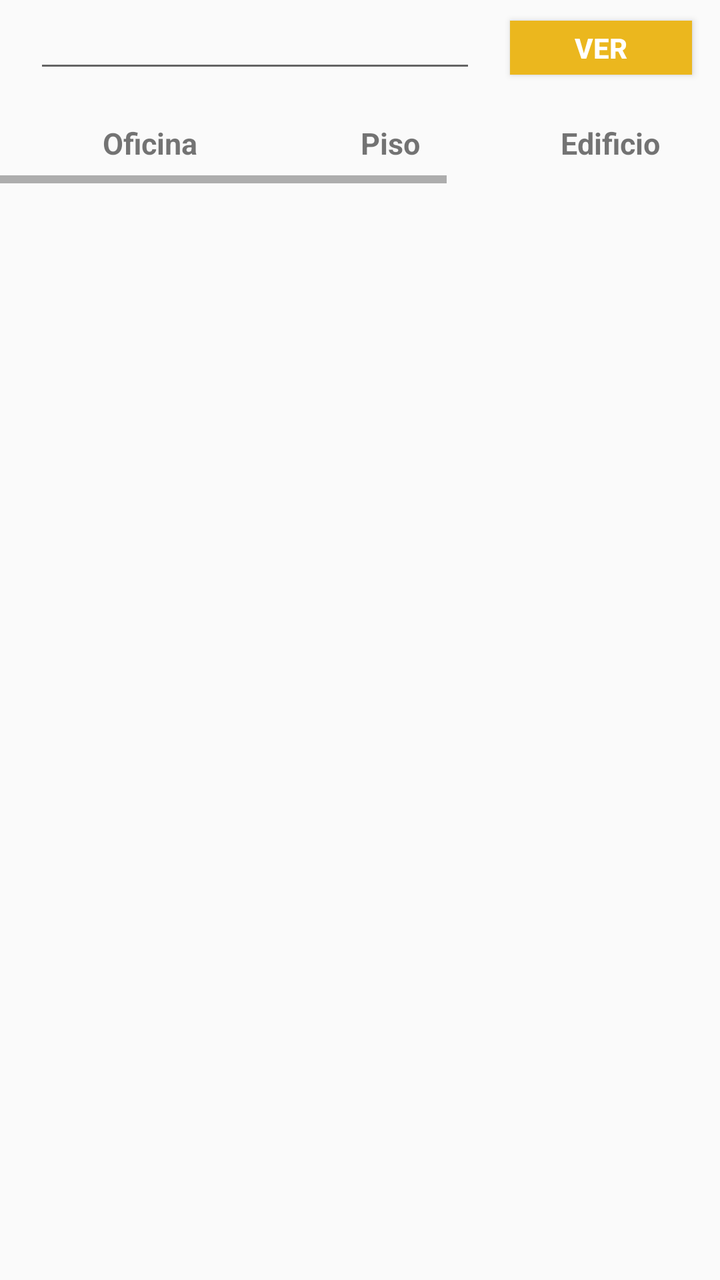
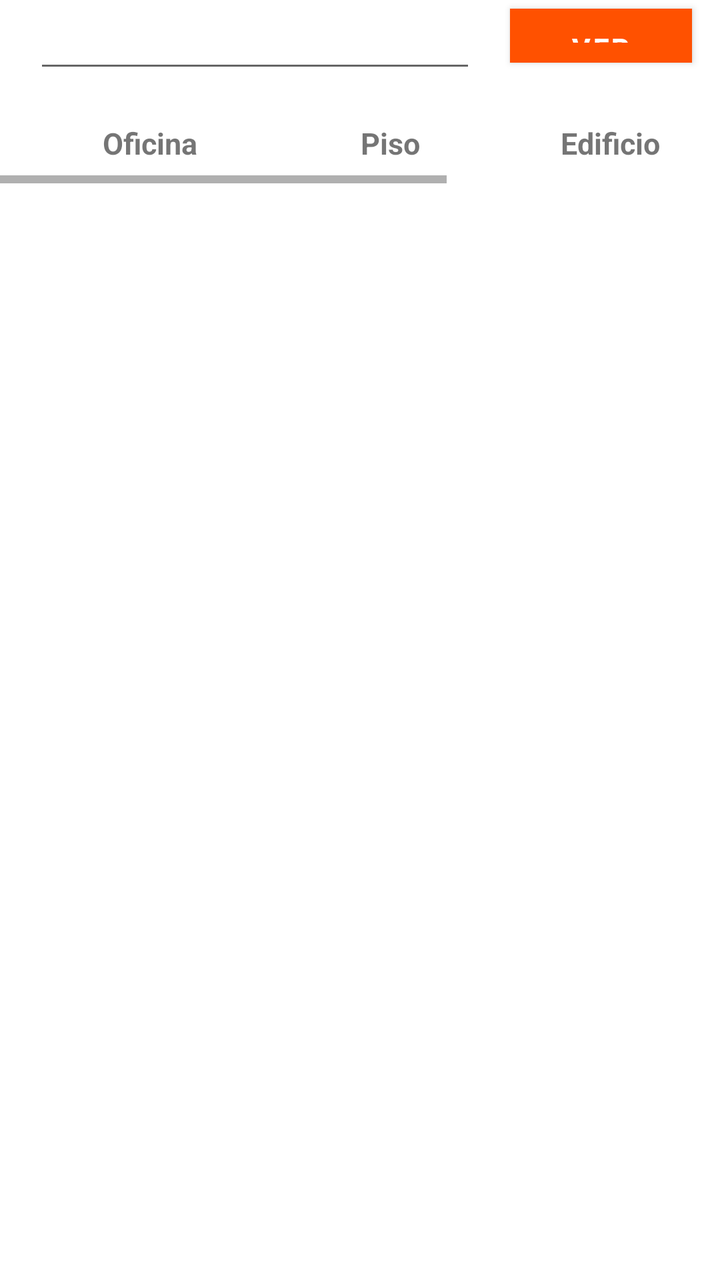

Compare the two renders of this Android layout. The source of the first and the diff that turns it into the second are given below.
<!-- AndroidManifest.xml: application theme AppTheme -->
<!-- res/layout/activity_asignar_tag_sector.xml -->
<?xml version="1.0" encoding="utf-8"?>
<android.support.constraint.ConstraintLayout xmlns:android="http://schemas.android.com/apk/res/android"
    xmlns:app="http://schemas.android.com/apk/res-auto"
    xmlns:tools="http://schemas.android.com/tools"
    android:layout_width="match_parent"
    android:layout_height="match_parent"
    tools:context=".Assign_tag_Offices.Asignar_tag_sector">

    <LinearLayout
        android:id="@+id/AsignarTagSectorForm"
        android:layout_width="match_parent"
        android:layout_height="match_parent">

        <LinearLayout
            android:layout_width="match_parent"
            android:layout_height="wrap_content"
            android:orientation="vertical">

            <LinearLayout
                android:layout_width="match_parent"
                android:layout_height="match_parent"
                android:orientation="horizontal">

                <LinearLayout
                    android:layout_width="17dp"
                    android:layout_height="match_parent"
                    android:orientation="horizontal"></LinearLayout>

                <EditText
                    android:id="@+id/txt_NombreSector"
                    android:layout_width="178dp"
                    android:layout_height="wrap_content"
                    android:layout_weight="1"
                    android:ems="10"
                    android:inputType="textPersonName"
                    android:text="" />

                <LinearLayout
                    android:layout_width="17dp"
                    android:layout_height="match_parent"
                    android:orientation="horizontal"></LinearLayout>

                <Button
                    android:id="@+id/btn_VerSector"
                    android:layout_width="48dp"
                    android:layout_height="27dp"
                    android:layout_weight="1"
                    android:background="@color/colorPrimary"
                    android:text="@string/ver"
                    android:textColor="@android:color/background_light"
                    android:textStyle="bold" />

                <LinearLayout
                    android:layout_width="14dp"
                    android:layout_height="match_parent"
                    android:orientation="horizontal"></LinearLayout>
            </LinearLayout>


            <LinearLayout
                android:layout_width="match_parent"
                android:layout_height="20dp"
                android:orientation="vertical"></LinearLayout>



    <HorizontalScrollView
        android:id="@+id/AsignarTagSecm"
        android:layout_width="match_parent"
        android:layout_height="match_parent"
        android:fillViewport="true" >

        <LinearLayout
            android:layout_width="match_parent"
            android:layout_height="wrap_content"
            android:orientation="vertical">

            <LinearLayout
                android:layout_width="match_parent"
                android:layout_height="wrap_content"
                android:layout_marginLeft="10dp"
                android:orientation="horizontal">

                <TextView
                    android:id="@+id/lbl_oficina"
                    android:layout_width="130dp"
                    android:layout_height="wrap_content"
                    android:layout_alignParentTop="true"
                    android:gravity="center"
                    android:singleLine="true"
                    android:text="@string/RowOffice"
                    android:textIsSelectable="false"
                    android:textSize="15dp"
                    android:textStyle="bold" />

                <TextView
                    android:id="@+id/lbl_piso"
                    android:layout_width="110dp"
                    android:layout_height="wrap_content"
                    android:layout_alignParentTop="true"
                    android:gravity="center"
                    android:text="@string/Rowfloor"
                    android:textAllCaps="false"
                    android:textIsSelectable="false"
                    android:textSize="15dp"
                    android:textStyle="bold" />

                <TextView
                    android:id="@+id/lbl_edificio"
                    android:layout_width="110dp"
                    android:layout_height="wrap_content"
                    android:layout_alignParentTop="true"
                    android:gravity="center"
                    android:text="@string/Rowbuild"
                    android:textIsSelectable="false"
                    android:textSize="15dp"
                    android:textStyle="bold" />

                <TextView
                    android:id="@+id/lbl_razonsocial"
                    android:layout_width="110dp"
                    android:layout_height="wrap_content"
                    android:layout_alignParentTop="true"
                    android:gravity="center"
                    android:text="@string/RowCompanie"
                    android:textIsSelectable="false"
                    android:textSize="15dp"
                    android:textStyle="bold" />

                <TextView
                    android:id="@+id/lbl_tag"
                    android:layout_width="110dp"
                    android:layout_height="wrap_content"
                    android:layout_alignParentTop="true"
                    android:gravity="center"
                    android:text="@string/RowTag"
                    android:textIsSelectable="false"
                    android:textSize="15dp"
                    android:textStyle="bold"
                    app:fontFamily="sans-serif" />
            </LinearLayout>




            <LinearLayout
                android:layout_width="match_parent"
                android:layout_height="match_parent"
                android:orientation="horizontal">


                <ListView
                    android:id="@+id/listView"
                    android:layout_width="wrap_content"
                    android:layout_height="wrap_content"
                    android:layout_marginLeft="10dp"
                    android:layout_marginBottom="10dp"
                    android:layout_weight="1"
                    android:headerDividersEnabled="false"
                    android:divider="@drawable/list_divider"
                    android:scrollbarStyle="insideOverlay"
                    android:smoothScrollbar="true"
                    android:verticalScrollbarPosition="right" />
            </LinearLayout>

        </LinearLayout>
    </HorizontalScrollView>


        </LinearLayout>
    </LinearLayout>

</android.support.constraint.ConstraintLayout>
<!-- resources referenced by this layout -->
<resources>
  <color name="colorPrimary">#EBB71E</color>
  <!-- drawable list_divider (drawable) -->
  <?xml version="1.0" encoding="utf-8"?>
  <inset xmlns:android="http://schemas.android.com/apk/res/android"
      android:insetLeft="5dp"
      android:insetRight="5dp" >
  
      <shape android:shape="line" >
  
          
          <stroke
              android:width="2dp"
              android:color="#AAAAAA" />
  
          
          <size android:height="3dp" />
      </shape>
  
  </inset>
  <string name="RowCompanie">Región</string>
  <string name="RowOffice">Oficina</string>
  <string name="RowTag">Tag</string>
  <string name="Rowbuild">Edificio</string>
  <string name="Rowfloor">Piso</string>
  <string name="ver">Ver</string>
  <style name="AppTheme" parent="Base.Theme.AppCompat.Light.DarkActionBar">
          
          <item name="colorPrimary">@color/colorPrimary</item>
          <item name="colorPrimaryDark">@color/colorPrimaryDark</item>
          <item name="colorAccent">@color/colorPrimary</item>
          <item name="android:textColorPrimary">@color/colorAccent</item>
          <item name="colorControlHighlight">@color/colorAccent</item>
      </style>
  <color name="colorPrimaryDark">#CE9D0C</color>
  <color name="colorAccent">#555555</color>
</resources>

<!-- the commit's change to res/layout/activity_asignar_tag_sector.xml (unified diff, before → after) -->
@@ -1,5 +1,5 @@
 <?xml version="1.0" encoding="utf-8"?>
-<android.support.constraint.ConstraintLayout xmlns:android="http://schemas.android.com/apk/res/android"
+<androidx.constraintlayout.widget.ConstraintLayout xmlns:android="http://schemas.android.com/apk/res/android"
     xmlns:app="http://schemas.android.com/apk/res-auto"
     xmlns:tools="http://schemas.android.com/tools"
     android:layout_width="match_parent"
@@ -170,4 +170,4 @@
         </LinearLayout>
     </LinearLayout>
 
-</android.support.constraint.ConstraintLayout>
+</androidx.constraintlayout.widget.ConstraintLayout>
<!-- resource entries referenced after the edit -->
@@ -1,6 +1,6 @@
 <!-- resources referenced by this layout -->
 <resources>
-  <color name="colorPrimary">#EBB71E</color>
+  <color name="colorPrimary">#FF5100</color>
   <!-- drawable list_divider (drawable) -->
   <?xml version="1.0" encoding="utf-8"?>
   <inset xmlns:android="http://schemas.android.com/apk/res/android"
@@ -25,15 +25,20 @@
   <string name="Rowbuild">Edificio</string>
   <string name="Rowfloor">Piso</string>
   <string name="ver">Ver</string>
-  <style name="AppTheme" parent="Base.Theme.AppCompat.Light.DarkActionBar">
+  <style name="AppTheme" parent="Theme.MaterialComponents.Light.DarkActionBar">
           
           <item name="colorPrimary">@color/colorPrimary</item>
-          <item name="colorPrimaryDark">@color/colorPrimaryDark</item>
-          <item name="colorAccent">@color/colorPrimary</item>
-          <item name="android:textColorPrimary">@color/colorAccent</item>
+          <item name="colorPrimaryVariant">@color/colorPrimaryDark</item>
+          <item name="colorSecondary">@color/colorAccent</item>
+  
+          
+          <item name="android:textColorPrimary">@color/colorPrimary</item>
           <item name="colorControlHighlight">@color/colorAccent</item>
+  
+          
+          <item name="materialButtonStyle">@style/Widget.MaterialComponents.Button</item>
       </style>
-  <color name="colorPrimaryDark">#CE9D0C</color>
+  <color name="colorPrimaryDark">#FFFFFF</color>
   <color name="colorAccent">#555555</color>
 </resources>
 
